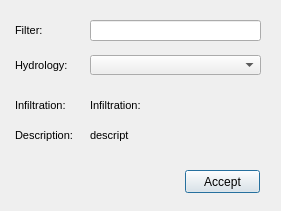
Above: ui/hydrology_selector.ui from Giswater/giswater_qgis_plugin before the change. Below: the same form after it.
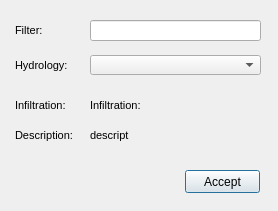
That is the form after the change.

```diff
--- a/ui/hydrology_selector.ui
+++ b/ui/hydrology_selector.ui
@@ -6,7 +6,7 @@
    <rect>
     <x>0</x>
     <y>0</y>
-    <width>281</width>
+    <width>278</width>
     <height>211</height>
    </rect>
   </property>
@@ -41,7 +41,7 @@
     <rect>
      <x>15</x>
      <y>95</y>
-     <width>66</width>
+     <width>76</width>
      <height>21</height>
     </rect>
    </property>
@@ -77,7 +77,7 @@
     <rect>
      <x>15</x>
      <y>120</y>
-     <width>66</width>
+     <width>79</width>
      <height>31</height>
     </rect>
    </property>
@@ -185,7 +185,7 @@
     <rect>
      <x>90</x>
      <y>90</y>
-     <width>211</width>
+     <width>163</width>
      <height>31</height>
     </rect>
    </property>
@@ -221,7 +221,7 @@
     <rect>
      <x>90</x>
      <y>120</y>
-     <width>201</width>
+     <width>169</width>
      <height>31</height>
     </rect>
    </property>
```
